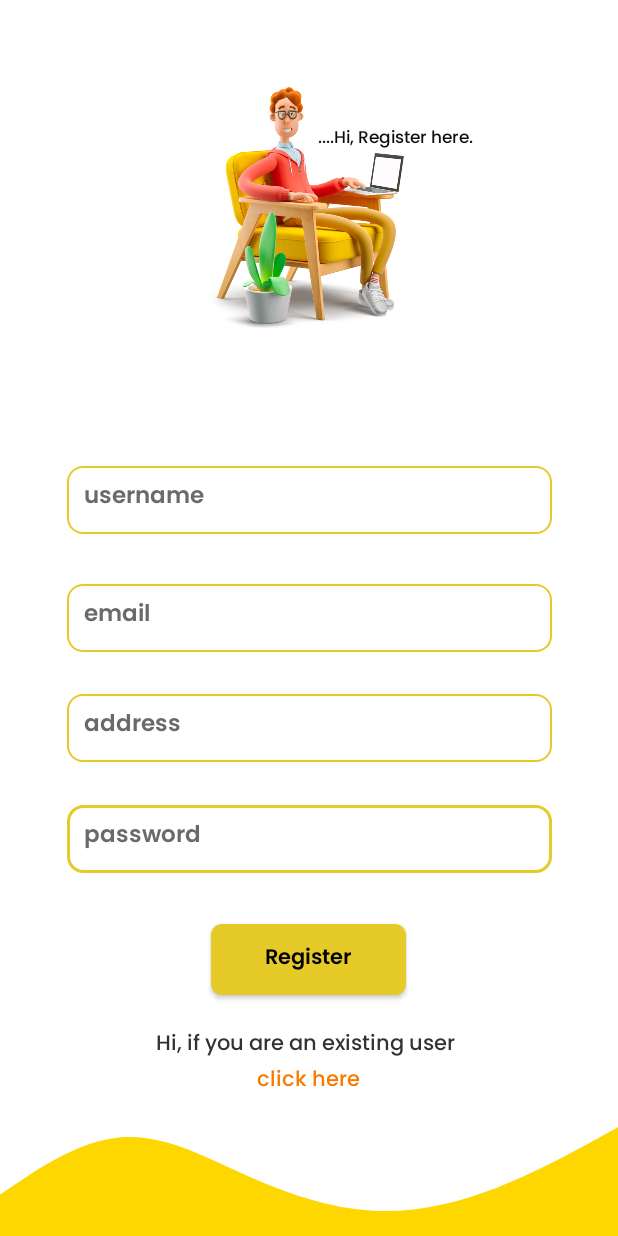
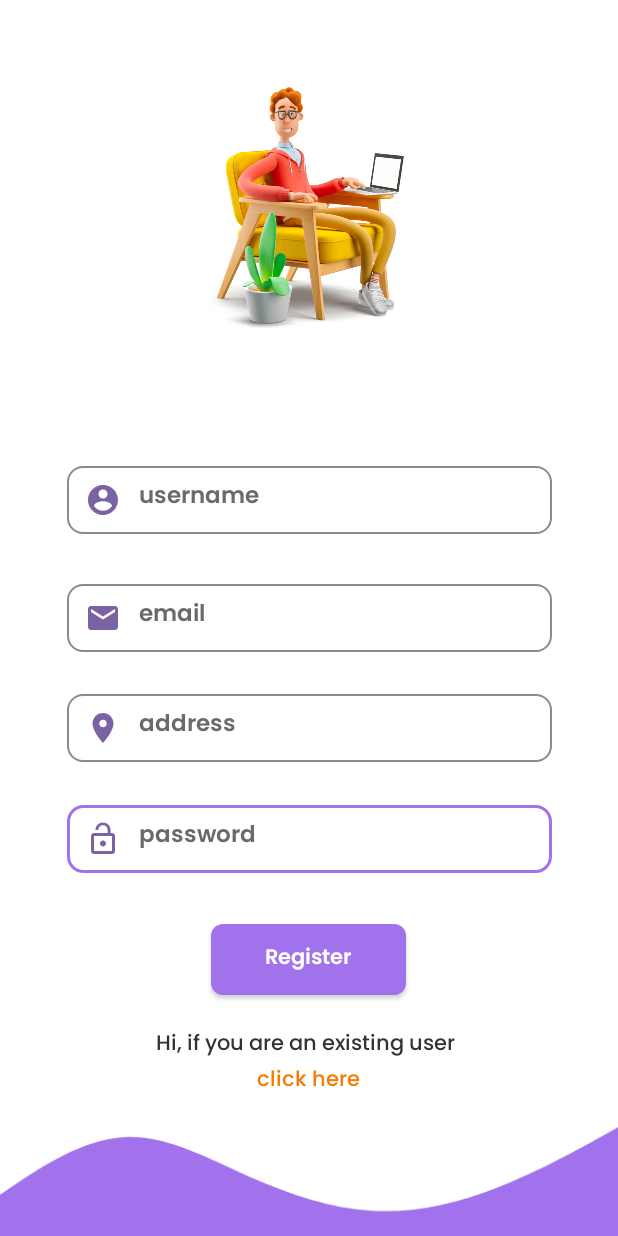
Before and after one commit to manojitht/MediApp--EFOSEYOUYES, an Android app: the RegisterActivity screen opened directly, with no data from a screen before it, on a phone screen of 412 x 824 dp. Run offline under Robolectric (Android 15) with nearby library versions, the phone set to English and light mode, and no system bars; our stand-ins replace Firebase (no records; nobody signed in at launch, a user with empty details on screens opened directly); Roboto replaces fonts that are not available here.

Commit message:
Login, register UI changed

```diff
--- a/app/src/main/res/layout/activity_register.xml
+++ b/app/src/main/res/layout/activity_register.xml
@@ -12,12 +12,16 @@
         android:id="@+id/password_register"
         android:layout_width="323dp"
         android:layout_height="45dp"
-        android:background="@drawable/custom_input1"
+        android:background="@drawable/custom_input"
         android:ems="10"
         android:fontFamily="@font/poppins_semibold"
         android:hint="password"
         android:inputType="textPersonName"
         android:padding="11dp"
+        android:drawableStart="@drawable/ic_baseline_lock_open_24"
+        android:paddingStart="12dp"
+        android:paddingEnd="12dp"
+        android:drawablePadding="12dp"
         android:textColorHint="#6C6969"
         android:textSize="15dp"
         app:layout_constraintBottom_toBottomOf="parent"
@@ -30,12 +34,16 @@
         android:id="@+id/password_address"
         android:layout_width="323dp"
         android:layout_height="45dp"
-        android:background="@drawable/custom_input1"
+        android:background="@drawable/custom_input"
         android:ems="10"
         android:fontFamily="@font/poppins_semibold"
         android:hint="address"
         android:inputType="textPersonName"
         android:padding="11dp"
+        android:drawableStart="@drawable/ic_baseline_location_on_24"
+        android:paddingStart="12dp"
+        android:paddingEnd="12dp"
+        android:drawablePadding="12dp"
         android:textColorHint="#6C6969"
         android:textSize="15dp"
         app:layout_constraintBottom_toBottomOf="parent"
@@ -48,12 +56,16 @@
         android:id="@+id/email_register"
         android:layout_width="323dp"
         android:layout_height="45dp"
-        android:background="@drawable/custom_input1"
+        android:background="@drawable/custom_input"
         android:ems="10"
         android:fontFamily="@font/poppins_semibold"
         android:hint="email"
         android:inputType="textPersonName"
         android:padding="11dp"
+        android:drawableStart="@drawable/icemail"
+        android:paddingStart="12dp"
+        android:paddingEnd="12dp"
+        android:drawablePadding="12dp"
         android:textColorHint="#6C6969"
         android:textSize="15dp"
         app:layout_constraintBottom_toBottomOf="parent"
@@ -77,12 +89,16 @@
         android:id="@+id/name_register"
         android:layout_width="323dp"
         android:layout_height="45dp"
-        android:background="@drawable/custom_input1"
+        android:background="@drawable/custom_input"
         android:ems="10"
         android:fontFamily="@font/poppins_semibold"
         android:hint="username"
         android:inputType="textPersonName"
         android:padding="11dp"
+        android:drawableStart="@drawable/ic_baseline_account_circle_24"
+        android:paddingStart="12dp"
+        android:paddingEnd="12dp"
+        android:drawablePadding="12dp"
         android:textColorHint="#6C6969"
         android:textSize="15dp"
         app:layout_constraintBottom_toBottomOf="parent"
@@ -95,11 +111,11 @@
         android:id="@+id/register_now"
         android:layout_width="130dp"
         android:layout_height="47dp"
-        android:background="@drawable/buttonsyello"
+        android:background="@drawable/buttonurple"
         android:fontFamily="@font/poppins_semibold"
         android:text="Register"
         android:textAllCaps="false"
-        android:textColor="@color/colorBlack"
+        android:textColor="@color/colorWhite"
         app:layout_constraintBottom_toBottomOf="parent"
         app:layout_constraintEnd_toEndOf="parent"
         app:layout_constraintHorizontal_bias="0.498"
@@ -146,20 +162,6 @@
         app:layout_constraintStart_toStartOf="parent"
         app:layout_constraintTop_toTopOf="parent"
         app:layout_constraintVertical_bias="1.0"
-        app:srcCompat="@drawable/ic_yellowdown" />
+        app:srcCompat="@drawable/ic_purpledown" />
 
-    <TextView
-        android:id="@+id/textView13"
-        android:layout_width="wrap_content"
-        android:layout_height="wrap_content"
-        android:fontFamily="@font/poppins_medium"
-        android:text="....Hi, Register here."
-        android:textColor="#0C0A0A"
-        android:textSize="11dp"
-        app:layout_constraintBottom_toBottomOf="parent"
-        app:layout_constraintEnd_toEndOf="parent"
-        app:layout_constraintHorizontal_bias="0.687"
-        app:layout_constraintStart_toStartOf="parent"
-        app:layout_constraintTop_toTopOf="@+id/imageView"
-        app:layout_constraintVertical_bias="0.103" />
 </androidx.constraintlayout.widget.ConstraintLayout>
```
Also changed, not shown: app/src/main/res/layout/activity_login.xml (+22 -8 lines).
